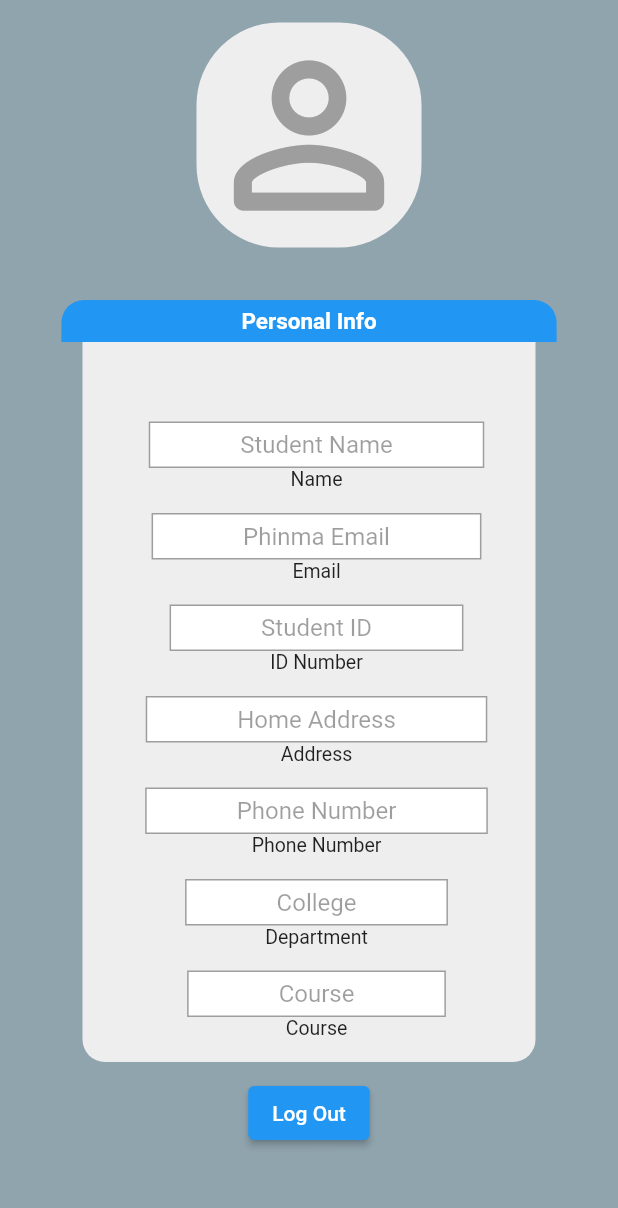
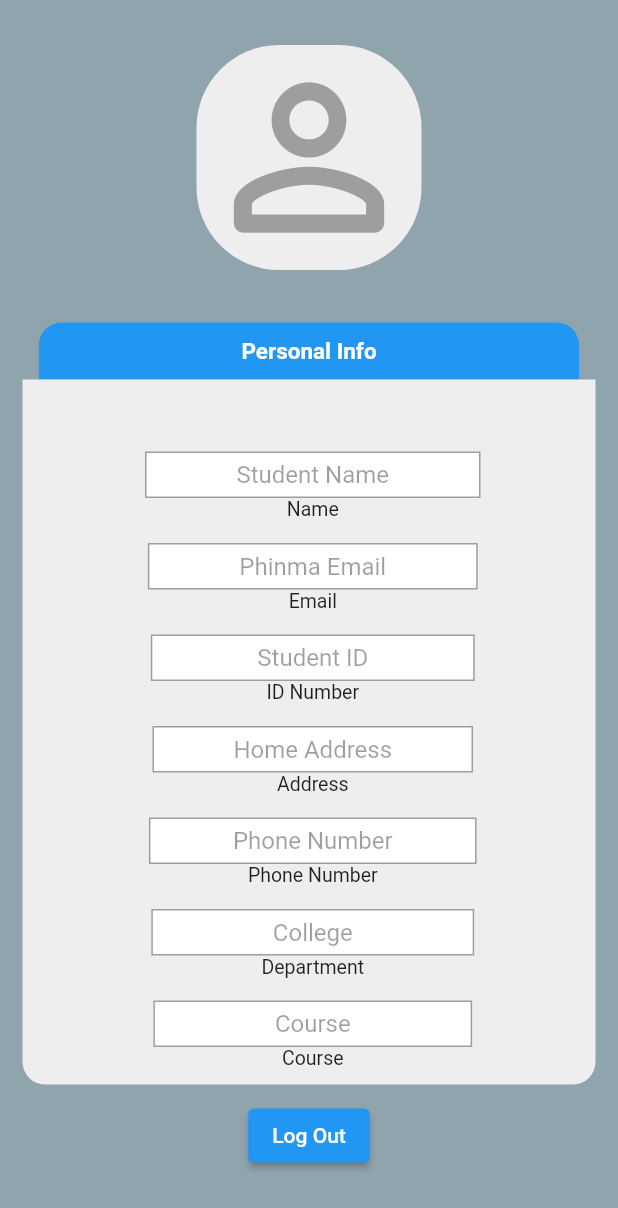
Before and after one commit to ArthanYdeo/ACE-NEW, a Flutter app: the Account screen opened directly, on a phone screen of 412 x 824 dp. Shown: the top 1208 px of the screen. Run offline on Flutter 3.47's test engine with Material 2 defaults, Android fonts, the phone set to English and light mode, and no system bars; our stand-ins replace easy_splash_screen, firebase_core, firebase_database; accounts and stored records are empty; network calls fail.

Commit message:
fixed ui and splashscreen

```diff
--- a/lib/pages/splashscreen_page.dart
+++ b/lib/pages/splashscreen_page.dart
@@ -17,8 +17,7 @@ class _SplashscreenPageState extends State<SplashscreenPage> {
       logo: Image.network(
           'https://cdn4.iconfinder.com/data/icons/logos-brands-5/24/flutter-512.png'),
       backgroundColor: Colors.indigo.shade50,
-      showLoader: true,
-      loadingText: const Text("Loading..."),
+      showLoader: false,
       navigator: const SelectionPage(),
       durationInSeconds: 5,
     );
--- a/lib/screenpages/account.dart
+++ b/lib/screenpages/account.dart
@@ -9,22 +9,24 @@ class Account extends StatelessWidget {
         child: Center(
           child: Column(
             children: [
-              const SizedBox(height: 15),
+
+              const SizedBox(height: 30),
+
               Container(
                 decoration: BoxDecoration(
                     color: Colors.grey[200],
-                    borderRadius: BorderRadius.circular(55)),
+                    borderRadius:  BorderRadius.circular(55)
+                ),
                 child: const Icon(
                   Icons.person_outline_rounded,
                   size: 150,
                   color: Colors.grey,
                 ),
               ),
+
               const SizedBox(height: 35),
               Container(
-                // margin: const EdgeInsets.symmetric(horizontal: 55),
-                padding:
-                const EdgeInsets.symmetric(horizontal: 120, vertical: 5),
+                padding: const EdgeInsets.symmetric(horizontal: 135, vertical: 10),
                 decoration: const BoxDecoration(
                   color: Colors.blue,
                   borderRadius: BorderRadius.only(
@@ -42,7 +44,7 @@ class Account extends StatelessWidget {
                 ),
               ),
               Container(
-                margin: const EdgeInsets.symmetric(horizontal: 55),
+                margin: const EdgeInsets.symmetric(horizontal: 15),
                 decoration: BoxDecoration(
                   color: Colors.grey[200],
                   borderRadius: const BorderRadius.only(
@@ -51,10 +53,10 @@ class Account extends StatelessWidget {
                   ),
                 ),
                 child: Padding(
-                  padding: const EdgeInsets.only(left: 10.0),
+                  padding: const EdgeInsets.only(left:5.0),
                   child: Column(
                     children: [
-                      const SizedBox(height: 20),
+                      const SizedBox(height: 15),
                       const Align(
                         alignment: Alignment.centerLeft,
                         child: Text(
@@ -65,10 +67,11 @@ class Account extends StatelessWidget {
                           ),
                         ),
                       ),
+
                       const SizedBox(height: 15.0),
+
                       Container(
-                        padding: const EdgeInsets.symmetric(
-                            horizontal: 60, vertical: 5),
+                        padding: const EdgeInsets.symmetric(horizontal: 60,vertical: 5),
                         decoration: BoxDecoration(
                           color: Colors.white,
                           border: Border.all(
@@ -92,9 +95,9 @@ class Account extends StatelessWidget {
                         ),
                       ),
                       const SizedBox(height: 15.0),
+
                       Container(
-                        padding: const EdgeInsets.symmetric(
-                            horizontal: 60, vertical: 5),
+                        padding: const EdgeInsets.symmetric(horizontal: 60,vertical: 5),
                         decoration: BoxDecoration(
                           color: Colors.white,
                           border: Border.all(
@@ -117,10 +120,11 @@ class Account extends StatelessWidget {
                           color: Colors.black87,
                         ),
                       ),
+
                       const SizedBox(height: 15.0),
+
                       Container(
-                        padding: const EdgeInsets.symmetric(
-                            horizontal: 60, vertical: 5),
+                        padding: const EdgeInsets.symmetric(horizontal: 70,vertical: 5),
                         decoration: BoxDecoration(
                           color: Colors.white,
                           border: Border.all(
@@ -144,9 +148,9 @@ class Account extends StatelessWidget {
                         ),
                       ),
                       const SizedBox(height: 15.0),
+
                       Container(
-                        padding: const EdgeInsets.symmetric(
-                            horizontal: 60, vertical: 5),
+                        padding: const EdgeInsets.symmetric(horizontal: 53,vertical: 5),
                         decoration: BoxDecoration(
                           color: Colors.white,
                           border: Border.all(
@@ -170,9 +174,9 @@ class Account extends StatelessWidget {
                         ),
                       ),
                       const SizedBox(height: 15.0),
+
                       Container(
-                        padding: const EdgeInsets.symmetric(
-                            horizontal: 60, vertical: 5),
+                        padding: const EdgeInsets.symmetric(horizontal: 55,vertical: 5),
                         decoration: BoxDecoration(
                           color: Colors.white,
                           border: Border.all(
@@ -196,9 +200,9 @@ class Account extends StatelessWidget {
                         ),
                       ),
                       const SizedBox(height: 15.0),
+
                       Container(
-                        padding: const EdgeInsets.symmetric(
-                            horizontal: 60, vertical: 5),
+                        padding: const EdgeInsets.symmetric(horizontal: 80,vertical: 5),
                         decoration: BoxDecoration(
                           color: Colors.white,
                           border: Border.all(
@@ -222,9 +226,9 @@ class Account extends StatelessWidget {
                         ),
                       ),
                       const SizedBox(height: 15.0),
+
                       Container(
-                        padding: const EdgeInsets.symmetric(
-                            horizontal: 60, vertical: 5),
+                        padding: const EdgeInsets.symmetric(horizontal: 80,vertical: 5),
                         decoration: BoxDecoration(
                           color: Colors.white,
                           border: Border.all(
@@ -247,12 +251,13 @@ class Account extends StatelessWidget {
                           color: Colors.black87,
                         ),
                       ),
-                      const SizedBox(height: 15.0),
+                      const SizedBox(height: 10.0),
                     ],
                   ),
                 ),
               ),
               const SizedBox(height: 10.0),
+
               ElevatedButton(
                 onPressed: () {
                   // Logout action
```
